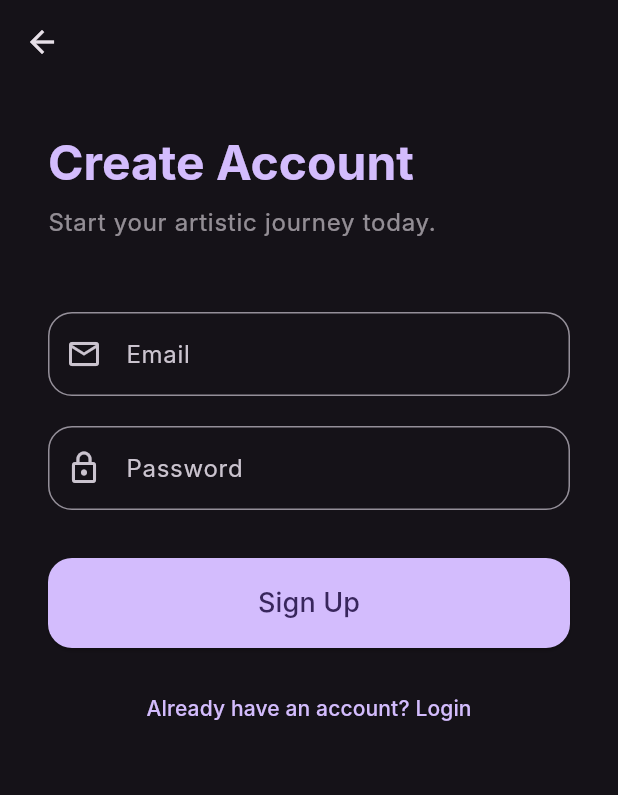
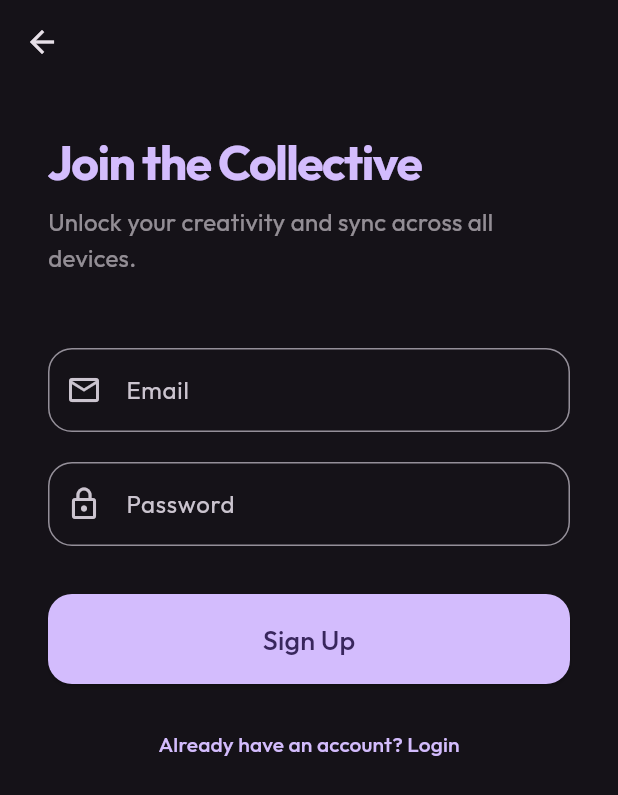
Before and after one commit to nidhinpnz/sketchify, a Flutter app: the screen it shows after launch, after a tap on "Get Started", on a phone screen of 412 x 824 dp. Shown: the top 795 px of the screen. Run offline on Flutter 3.47's test engine with Material 3 defaults, Android fonts, the phone set to English and light mode, and no system bars; our stand-ins replace firebase_auth, firebase_core, google_fonts, image_picker, share_plus; missing offline and left inert: gal; accounts and stored records are empty; Roboto replaces fonts that are missing (Inter).

Commit message:
Optimize image conversion performance and enhance login page UI with Google Fonts

```diff
--- a/lib/main.dart
+++ b/lib/main.dart
@@ -10,6 +10,7 @@ import 'package:path_provider/path_provider.dart';
 import 'package:path/path.dart' as path;
 import 'package:firebase_core/firebase_core.dart';
 import 'package:firebase_auth/firebase_auth.dart';
+import 'package:google_fonts/google_fonts.dart';
 
 void main() async {
   WidgetsFlutterBinding.ensureInitialized();
@@ -31,7 +32,7 @@ class SketchifyApp extends StatelessWidget {
           seedColor: Colors.deepPurple,
           brightness: Brightness.dark,
         ),
-        fontFamily: 'Inter',
+        fontFamily: GoogleFonts.outfit().fontFamily,
       ),
       home: const AuthWrapper(),
     );
@@ -93,9 +94,11 @@ class LandingPage extends StatelessWidget {
                 const SizedBox(height: 24),
                 Text(
                   'Sketchify',
-                  style: Theme.of(context).textTheme.displayMedium?.copyWith(
+                  style: GoogleFonts.outfit(
+                    textStyle: Theme.of(context).textTheme.displayMedium?.copyWith(
                           fontWeight: FontWeight.bold,
                           color: Theme.of(context).colorScheme.primary,
+                        ),
                   ),
                 ),
                 const SizedBox(height: 16),
@@ -206,19 +209,23 @@ class _AuthPageState extends State<AuthPage> {
             crossAxisAlignment: CrossAxisAlignment.start,
             children: [
               Text(
-                _isLogin ? 'Welcome Back' : 'Create Account',
-                style: Theme.of(context).textTheme.headlineLarge?.copyWith(
+                _isLogin ? 'Welcome back, Artist' : 'Join the Collective',
+                style: GoogleFonts.outfit(
+                  textStyle: Theme.of(context).textTheme.headlineLarge?.copyWith(
                         fontWeight: FontWeight.bold,
+                        letterSpacing: -1,
                         color: Theme.of(context).colorScheme.primary,
+                      ),
                 ),
               ),
               const SizedBox(height: 8),
               Text(
                 _isLogin
-                    ? 'Login to access your sketches.'
-                    : 'Start your artistic journey today.',
+                    ? 'Your studio is ready. Let\'s create.'
+                    : 'Unlock your creativity and sync across all devices.',
                 style: Theme.of(context).textTheme.bodyLarge?.copyWith(
                       color: Theme.of(context).colorScheme.onSurface.withOpacity(0.6),
+                      letterSpacing: 0.2,
                     ),
               ),
               const SizedBox(height: 48),
@@ -324,6 +331,15 @@ class _HomePageState extends State<HomePage> {
 
     img.Image? image = img.decodeImage(bytes);
     if (image == null) return Uint8List(0);
+
+    // Optimize: Resize image if it's too large for faster processing
+    if (image.width > 1024 || image.height > 1024) {
+      if (image.width > image.height) {
+        image = img.copyResize(image, width: 1024);
+      } else {
+        image = img.copyResize(image, height: 1024);
+      }
+    }
 
     // 1. Convert to grayscale
     img.Image grayscale = img.grayscale(image);
--- a/pubspec.yaml
+++ b/pubspec.yaml
@@ -19,6 +19,7 @@ dependencies:
   path: ^1.8.3
   firebase_core: ^3.1.0
   firebase_auth: ^5.1.0
+  google_fonts: ^6.1.0
 
 dev_dependencies:
   flutter_test:
```
Also changed, not shown: 1 other file. Lines whose indentation alone changed are shown as unchanged.
